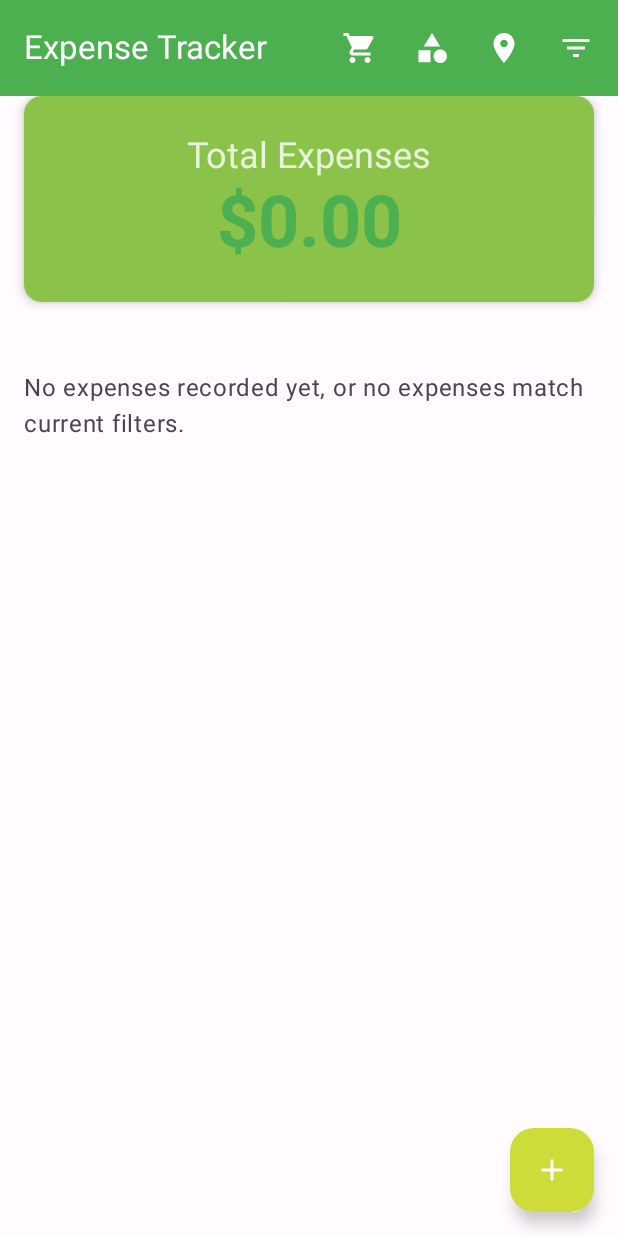
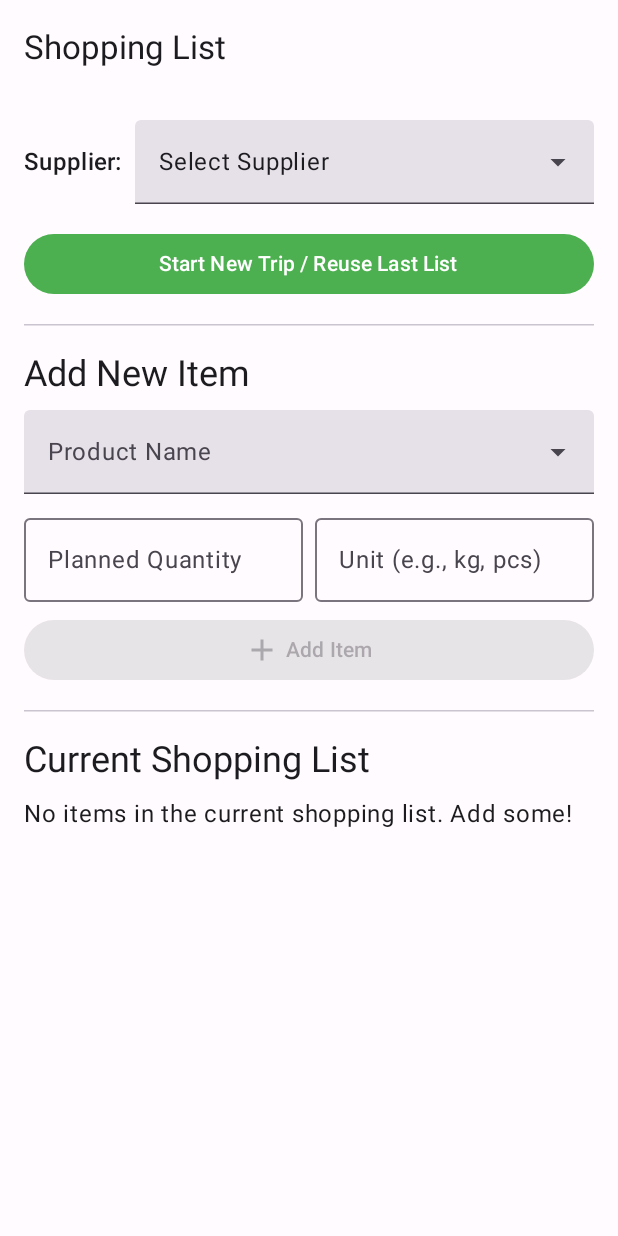
Before and after one commit to ibfahd/ExpenseTracker, an Android app built with Jetpack Compose: the screen it shows after launch (MainActivity before the commit, ShoppingListActivity after it), after a tap on "Shopping List", on a phone screen of 412 x 824 dp. Run offline under Robolectric (Android 15) with nearby library versions, the phone set to English and light mode, and no system bars; our stand-ins replace Room's generated code.

Commit message:
fixe shopping list call

```diff
--- a/app/src/main/AndroidManifest.xml
+++ b/app/src/main/AndroidManifest.xml
@@ -43,6 +43,11 @@
         android:label="Manage Suppliers"
         android:parentActivityName=".MainActivity"
         android:theme="@style/Theme.ExpenseTracker" />
+        <activity
+            android:name=".ShoppingListActivity"
+            android:exported="false"
+            android:label="@string/shopping_list_title"
+            android:theme="@style/Theme.ExpenseTracker" />
     </application>
 
 </manifest>
--- a/app/src/main/java/com/fahdev/expensetracker/ShoppingListActivity.kt
+++ b/app/src/main/java/com/fahdev/expensetracker/ShoppingListActivity.kt
@@ -55,28 +55,61 @@ import com.fahdev.expensetracker.data.Product
 import com.fahdev.expensetracker.data.ShoppingListItem
 import com.fahdev.expensetracker.ui.theme.ExpenseTrackerTheme
 import kotlinx.coroutines.launch
+import android.util.Log
+import android.app.Application
+import androidx.lifecycle.ViewModel
+import androidx.lifecycle.ViewModelProvider
+
+// Define ShoppingListViewModelFactory here, as it was previously missing
+class ShoppingListViewModelFactory(private val application: Application) : ViewModelProvider.Factory {
+    override fun <T : ViewModel> create(modelClass: Class<T>): T {
+        if (modelClass.isAssignableFrom(ShoppingListViewModel::class.java)) {
+            @Suppress("UNCHECKED_CAST")
+            return ShoppingListViewModel(application) as T
+        }
+        throw IllegalArgumentException("Unknown ViewModel class")
+    }
+}
+
 
 class ShoppingListActivity : ComponentActivity() {
     override fun onCreate(savedInstanceState: Bundle?) {
         super.onCreate(savedInstanceState)
+        Log.d("ShoppingListActivity", "onCreate started")
         setContent {
-            ExpenseTrackerTheme { // Replace with your actual app theme
+            Log.d("ShoppingListActivity", "setContent started")
+            ExpenseTrackerTheme {
                 Surface(
                     modifier = Modifier.fillMaxSize(),
                     color = MaterialTheme.colorScheme.background
                 ) {
-                    // Call your ShoppingListScreen composable here
-                    ShoppingListScreen()
+                    val app = application // Get the application instance from the Activity
+
+                    // Corrected: Use an if/else block for conditional composition
+                    if (app == null) {
+                        Log.e("ShoppingListActivity", "Application context is null in setContent.")
+                        Text("Error: Application not available. Please restart the app.")
+                    } else {
+                        Log.d("ShoppingListActivity", "Application context is not null. Initializing ViewModel.")
+                        val shoppingListViewModel: ShoppingListViewModel = viewModel(
+                            factory = ShoppingListViewModelFactory(app)
+                        )
+                        Log.d("ShoppingListActivity", "ViewModel initialized. Composing screen.")
+                        ShoppingListScreen(shoppingListViewModel = shoppingListViewModel)
+                        Log.d("ShoppingListActivity", "ShoppingListScreen composed.")
+                    }
                 }
             }
+            Log.d("ShoppingListActivity", "setContent finished.")
         }
+        Log.d("ShoppingListActivity", "onCreate finished.")
     }
 }
 
 @OptIn(ExperimentalMaterial3Api::class)
 @Composable
 fun ShoppingListScreen(
-    shoppingListViewModel: ShoppingListViewModel = viewModel()
+    shoppingListViewModel: ShoppingListViewModel = viewModel() // Keep default for Preview
 ) {
     val currentSupplierId by shoppingListViewModel.currentSupplierId.collectAsState()
     val allSuppliers by shoppingListViewModel.allSuppliers.collectAsState(initial = emptyList())
@@ -95,14 +128,14 @@ fun ShoppingListScreen(
     // State for Product Dropdown
     var expandedProductDropdown by remember { mutableStateOf(false) }
 
-    val coroutineScope = rememberCoroutineScope() // Now it will be used
-    val snackbarHostState = remember { SnackbarHostState() } // State for Snackbar
+    val coroutineScope = rememberCoroutineScope()
+    val snackbarHostState = remember { SnackbarHostState() }
 
     Scaffold(
         topBar = {
             TopAppBar(title = { Text(stringResource(R.string.shopping_list_title)) })
         },
-        snackbarHost = { SnackbarHost(snackbarHostState) } // FIX: Add SnackbarHost
+        snackbarHost = { SnackbarHost(snackbarHostState) }
     ) { paddingValues ->
         Column(
             modifier = Modifier
@@ -158,7 +191,7 @@ fun ShoppingListScreen(
 
             Spacer(Modifier.height(16.dp))
 
-            HorizontalDivider() // Corrected from Divider
+            HorizontalDivider()
 
             Spacer(Modifier.height(16.dp))
 
@@ -226,11 +259,10 @@ fun ShoppingListScreen(
                         newQuantity = ""
                         newUnit = ""
                     } else {
-                        // FIX: Use Snackbar for user feedback
                         coroutineScope.launch {
                             snackbarHostState.showSnackbar(
                                 message = "Please select a product and enter a valid quantity.",
-                                withDismissAction = true // Allows user to dismiss
+                                withDismissAction = true
                             )
                         }
                     }
@@ -245,7 +277,7 @@ fun ShoppingListScreen(
 
             Spacer(Modifier.height(16.dp))
 
-            HorizontalDivider() // Corrected from Divider
+            HorizontalDivider()
 
             Spacer(Modifier.height(16.dp))
 
@@ -268,7 +300,7 @@ fun ShoppingListScreen(
                             onDelete = { itemToDelete ->
                                 shoppingListViewModel.deleteShoppingItem(itemToDelete)
                             },
-                            allProducts = allProducts // Pass products to resolve names
+                            allProducts = allProducts
                         )
                         Spacer(Modifier.height(8.dp))
                     }
@@ -281,9 +313,9 @@ fun ShoppingListScreen(
 @Composable
 fun ShoppingListItemCard(
     item: ShoppingListItem,
-    onUpdate: (ShoppingListItem) -> Unit, // Callback for when item is updated
-    onDelete: (ShoppingListItem) -> Unit, // Callback for when item is deleted
-    allProducts: List<Product>, // List of all products to get product name
+    onUpdate: (ShoppingListItem) -> Unit,
+    onDelete: (ShoppingListItem) -> Unit,
+    allProducts: List<Product>,
     modifier: Modifier = Modifier
 ) {
     val productName = allProducts.find { it.id == item.productId }?.name ?: stringResource(R.string.unknown_product)
@@ -312,8 +344,6 @@ fun ShoppingListItemCard(
             )
             Spacer(Modifier.height(4.dp))
             Text(
-                // *** CORRECTED LINE HERE ***
-                // Use item.quantity for the planned/current quantity display
                 text = "${stringResource(R.string.planned_quantity_display)}: ${item.quantity} ${item.unit.orEmpty()}",
                 style = MaterialTheme.typography.bodySmall
             )
@@ -327,7 +357,7 @@ fun ShoppingListItemCard(
                     value = purchasedQuantityText,
                     onValueChange = { newValue ->
                         purchasedQuantityText = newValue
-                        val newQuantity = newValue.toDoubleOrNull() ?: 0.0 // Default to 0.0 if invalid
+                        val newQuantity = newValue.toDoubleOrNull() ?: 0.0
                         onUpdate(item.copy(quantity = newQuantity))
                     },
                     label = { Text(stringResource(R.string.purchased_quantity_label)) },
@@ -339,7 +369,7 @@ fun ShoppingListItemCard(
                     value = unitPriceText,
                     onValueChange = { newValue ->
                         unitPriceText = newValue
-                        val newPrice = newValue.toDoubleOrNull() // Null if invalid
+                        val newPrice = newValue.toDoubleOrNull()
                         onUpdate(item.copy(unitPrice = newPrice))
                     },
                     label = { Text(stringResource(R.string.unit_price_label)) },
@@ -358,12 +388,9 @@ fun ShoppingListItemCard(
     }
 }
 
-// Preview Composable (for design preview in Android Studio)
 @Preview(showBackground = true)
 @Composable
 fun PreviewShoppingListScreen() {
-    // You'd typically provide a mock ViewModel for previews
-    // For simplicity, this just shows the basic layout
     MaterialTheme {
         ShoppingListScreen()
     }
--- a/app/src/main/java/com/fahdev/expensetracker/ShoppingListViewModel.kt
+++ b/app/src/main/java/com/fahdev/expensetracker/ShoppingListViewModel.kt
@@ -2,6 +2,8 @@ package com.fahdev.expensetracker
 
 import android.app.Application
 import androidx.lifecycle.AndroidViewModel
+import androidx.lifecycle.ViewModel
+import androidx.lifecycle.ViewModelProvider
 import androidx.lifecycle.viewModelScope
 import com.fahdev.expensetracker.data.Expense
 import com.fahdev.expensetracker.data.ExpenseDao
```
